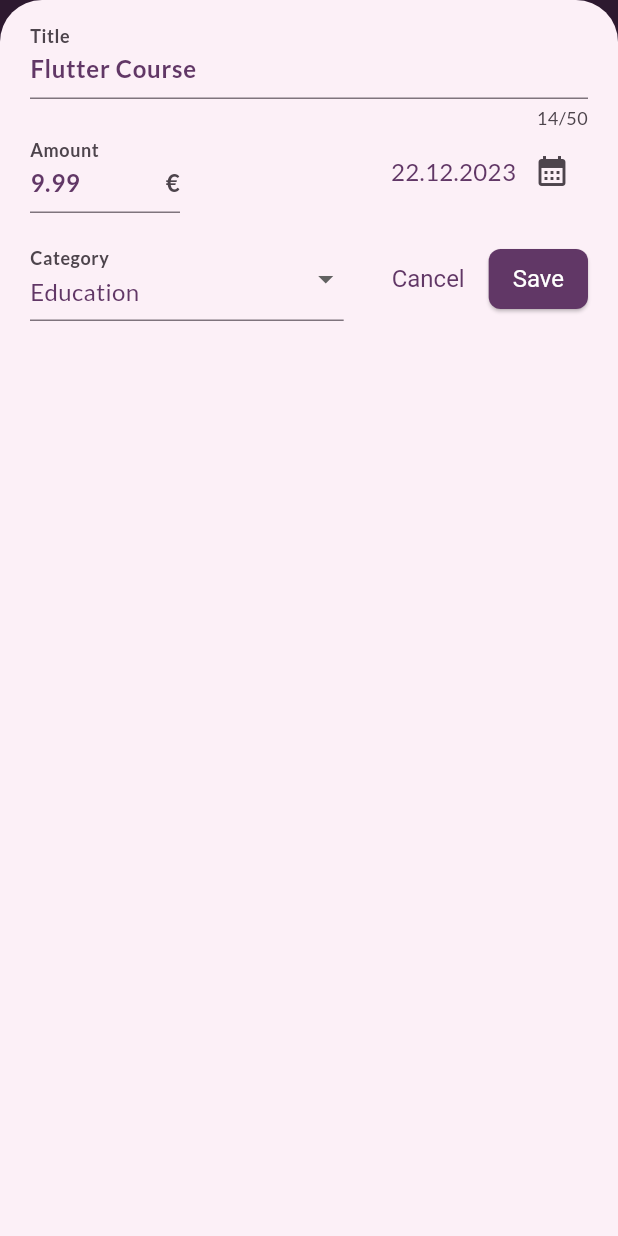
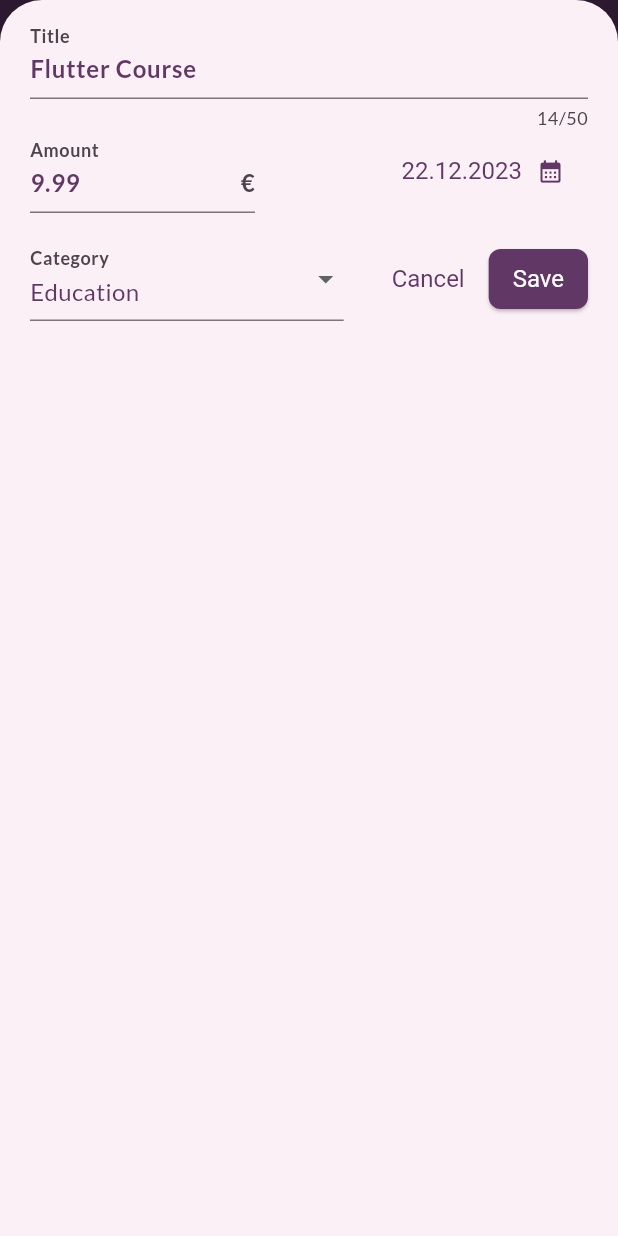
Before and after one commit to raphaelpinel/flutter-expense-tracker, a Flutter app: the screen it shows after launch, after a tap on "Chart", after a tap on "Flutter Course", on a phone screen of 412 x 824 dp. Run offline on Flutter 3.47's test engine with Material 3 defaults, Android fonts, the phone set to English and light mode, and no system bars.

Commit message:
Use reusable form components

```diff
--- a/lib/widgets/add_edit_expense_form/add_edit_expense.dart
+++ b/lib/widgets/add_edit_expense_form/add_edit_expense.dart
@@ -1,3 +1,7 @@
+import 'package:expense_tracker/widgets/add_edit_expense_form/amount_form_field.dart';
+import 'package:expense_tracker/widgets/add_edit_expense_form/category_selector.dart';
+import 'package:expense_tracker/widgets/add_edit_expense_form/date_selector.dart';
+import 'package:expense_tracker/widgets/add_edit_expense_form/title_form_field.dart';
 import 'package:flutter/material.dart';
 import 'package:expense_tracker/models/expense.dart';
 import 'package:expense_tracker/models/category_type.enum.dart';
@@ -22,19 +26,12 @@ class _AddEditExpenseState extends State<AddEditExpense> {
   final _formKey = GlobalKey<FormState>();
   final _titleController = TextEditingController();
   final _amountController = TextEditingController();
+
   DateTime? _selectedDate;
   CategoryType _selectedCategory = CategoryType.other;
   var _hasBeenSubmitted = false;
   var _isDateValid = false;
   String submitButtonText = 'Save';
-
-  final List<DropdownMenuItem<CategoryType>> _categoryOptionsItems =
-      CategoryType.values
-          .map((category) => DropdownMenuItem(
-                value: category,
-                child: Text(toBeginningOfSentenceCase(category.name)),
-              ))
-          .toList();
 
   @override
   void initState() {
@@ -50,20 +47,16 @@ class _AddEditExpenseState extends State<AddEditExpense> {
     }
   }
 
-  void _presentDatePicker() async {
-    final now = DateTime.now();
-    final pickedDate = await showDatePicker(
-      context: context,
-      initialDate: now,
-      firstDate: now.subtract(const Duration(days: 365)),
-      lastDate: now,
-    );
+  void onDateChanged(DateTime date) {
+    setState(() {
+      _selectedDate = date;
+    });
+  }
 
-    if (pickedDate != null) {
-      setState(() {
-        _selectedDate = pickedDate;
-      });
-    }
+  void onCategoryChanged(CategoryType category) {
+    setState(() {
+      _selectedCategory = category;
+    });
   }
 
   @override
@@ -75,17 +68,6 @@ class _AddEditExpenseState extends State<AddEditExpense> {
 
   void _closeModal() {
     Navigator.pop(context);
-  }
-
-  String? _validateAmount(String? value) {
-    if (value == null || value.isEmpty) {
-      return 'Please enter an amount';
-    }
-    final amount = double.tryParse(value.replaceAll(',', '.'));
-    if (amount == null || amount <= 0) {
-      return 'Please enter a valid amount';
-    }
-    return null;
   }
 
   String? _validateDate(DateTime? value) {
@@ -146,96 +128,34 @@ class _AddEditExpenseState extends State<AddEditExpense> {
                       crossAxisAlignment: CrossAxisAlignment.start,
                       children: [
                         Expanded(
-                          child: TextFormField(
-                            controller: _titleController,
-                            autovalidateMode:
-                                AutovalidateMode.onUserInteraction,
-                            decoration: const InputDecoration(
-                                labelText: 'Title', hintText: 'Title'),
-                            maxLength: 50,
-                            validator: (value) {
-                              if (value == null || value.isEmpty) {
-                                return 'Please enter a title';
-                              }
-                              return null;
-                            },
-                          ),
+                          child:
+                              TitleFormField(titleController: _titleController),
                         ),
-                        const SizedBox(width: 24),
+                        const SizedBox(width: 2),
                         Expanded(
-                          // width: 100,
-                          child: TextFormField(
-                            keyboardType: TextInputType.number,
-                            controller: _amountController,
-                            autovalidateMode:
-                                AutovalidateMode.onUserInteraction,
-                            decoration: const InputDecoration(
-                                labelText: 'Amount', suffixText: '€'),
-                            validator: _validateAmount,
-                          ),
+                          child: AmountFormField(
+                              amountController: _amountController),
                         ),
                       ],
                     ),
                   ] else ...[
-                    TextFormField(
-                      controller: _titleController,
-                      autovalidateMode: AutovalidateMode.onUserInteraction,
-                      decoration: const InputDecoration(label: Text('Title')),
-                      maxLength: 50,
-                      validator: (value) {
-                        if (value == null || value.isEmpty) {
-                          return 'Please enter a title';
-                        }
-                        return null;
-                      },
-                    ),
+                    TitleFormField(titleController: _titleController),
                   ],
                   if (isLargeWidth) ...[
                     Row(
                       children: [
                         Expanded(
-                          child: DropdownButtonFormField<CategoryType>(
-                            value: _selectedCategory,
-                            style: Theme.of(context).textTheme.bodyMedium,
-                            onChanged: (newValue) {
-                              if (newValue == null) {
-                                return;
-                              }
-                              setState(() {
-                                _selectedCategory = newValue;
-                              });
-                            },
-                            items: _categoryOptionsItems,
-                            decoration: const InputDecoration(
-                              labelText: 'Category',
-                            ),
+                          child: CategorySelector(
+                            selectedCategory: _selectedCategory,
+                            onCategoryChanged: onCategoryChanged,
                           ),
                         ),
                         const SizedBox(width: 24),
                         Expanded(
-                          child: Row(
-                            mainAxisAlignment: MainAxisAlignment.end,
-                            crossAxisAlignment: CrossAxisAlignment.center,
-                            children: [
-                              Text(
-                                showDateError
-                                    ? 'Please select a date'
-                                    : _selectedDate == null
-                                        ? 'No date Selected'
-                                        : formatter.format(_selectedDate!),
-                                style: TextStyle(
-                                  color: showDateError
-                                      ? Theme.of(context).colorScheme.error
-                                      : null,
-                                ),
-                              ),
-                              IconButton(
-                                  icon: const Icon(Icons.calendar_month),
-                                  color: showDateError
-                                      ? Theme.of(context).colorScheme.error
-                                      : null,
-                                  onPressed: _presentDatePicker)
-                            ],
+                          child: DateSelector(
+                            date: _selectedDate,
+                            onDateChanged: onDateChanged,
+                            showDateError: showDateError,
                           ),
                         )
                       ],
@@ -243,43 +163,19 @@ class _AddEditExpenseState extends State<AddEditExpense> {
                   ] else ...[
                     Row(
                       children: [
-                        SizedBox(
-                          width: 100,
-                          child: TextFormField(
-                            keyboardType: TextInputType.number,
-                            controller: _amountController,
-                            autovalidateMode:
-                                AutovalidateMode.onUserInteraction,
-                            decoration: const InputDecoration(
-                                label: Text('Amount'), suffixText: '€'),
-                            validator: _validateAmount,
+                        ConstrainedBox(
+                          constraints: const BoxConstraints(
+                            maxWidth: 150,
                           ),
+                          child: AmountFormField(
+                              amountController: _amountController),
                         ),
-                        const SizedBox(width: 10),
+                        const SizedBox(width: 16),
                         Expanded(
-                          child: Row(
-                            mainAxisAlignment: MainAxisAlignment.end,
-                            crossAxisAlignment: CrossAxisAlignment.center,
-                            children: [
-                              Text(
-                                showDateError
-                                    ? 'Please select a date'
-                                    : _selectedDate == null
-                                        ? 'No date Selected'
-                                        : formatter.format(_selectedDate!),
-                                style: TextStyle(
-                                  color: showDateError
-                                      ? Theme.of(context).colorScheme.error
-                                      : null,
-                                ),
-                              ),
-                              IconButton(
-                                  icon: const Icon(Icons.calendar_month),
-                                  color: showDateError
-                                      ? Theme.of(context).colorScheme.error
-                                      : null,
-                                  onPressed: _presentDatePicker)
-                            ],
+                          child: DateSelector(
+                            date: _selectedDate,
+                            onDateChanged: onDateChanged,
+                            showDateError: showDateError,
                           ),
                         )
                       ],
@@ -304,21 +200,9 @@ class _AddEditExpenseState extends State<AddEditExpense> {
                       mainAxisAlignment: MainAxisAlignment.end,
                       children: [
                         Expanded(
-                          child: DropdownButtonFormField<CategoryType>(
-                            value: _selectedCategory,
-                            style: Theme.of(context).textTheme.bodyMedium,
-                            onChanged: (newValue) {
-                              if (newValue == null) {
-                                return;
-                              }
-                              setState(() {
-                                _selectedCategory = newValue;
-                              });
-                            },
-                            items: _categoryOptionsItems,
-                            decoration: const InputDecoration(
-                              labelText: 'Category',
-                            ),
+                          child: CategorySelector(
+                            selectedCategory: _selectedCategory,
+                            onCategoryChanged: onCategoryChanged,
                           ),
                         ),
                         const SizedBox(width: 16),
--- /dev/null
+++ b/lib/widgets/add_edit_expense_form/amount_form_field.dart
@@ -0,0 +1,37 @@
+import 'package:flutter/material.dart';
+
+class AmountFormField extends StatelessWidget {
+  const AmountFormField({
+    super.key,
+    required this.amountController,
+  });
+
+  final TextEditingController amountController;
+
+  @override
+  Widget build(BuildContext context) {
+    return TextFormField(
+      controller: amountController,
+      autovalidateMode: AutovalidateMode.onUserInteraction,
+      decoration: const InputDecoration(
+        labelText: 'Amount',
+        hintText: 'Enter an amount',
+        suffixText: '€',
+      ),
+      keyboardType: TextInputType.number,
+      validator: (val) {
+        final value = val?.replaceAll(',', '.');
+        if (value == null || value.isEmpty) {
+          return 'Please enter an amount';
+        }
+        if (double.tryParse(value) == null) {
+          return 'Please enter a valid number';
+        }
+        if (double.parse(value) <= 0) {
+          return 'Please enter a number greater than 0';
+        }
+        return null;
+      },
+    );
+  }
+}
--- /dev/null
+++ b/lib/widgets/add_edit_expense_form/category_selector.dart
@@ -0,0 +1,38 @@
+import 'package:expense_tracker/models/category_type.enum.dart';
+import 'package:flutter/material.dart';
+import 'package:intl/intl.dart';
+
+class CategorySelector extends StatelessWidget {
+  const CategorySelector({
+    super.key,
+    required this.selectedCategory,
+    required this.onCategoryChanged,
+  });
+
+  final CategoryType selectedCategory;
+  final void Function(CategoryType category) onCategoryChanged;
+
+  @override
+  Widget build(BuildContext context) {
+    final List<DropdownMenuItem<CategoryType>> categoryOptionsItems =
+        CategoryType.values
+            .map((category) => DropdownMenuItem(
+                  value: category,
+                  child: Text(toBeginningOfSentenceCase(category.name)),
+                ))
+            .toList();
+    return DropdownButtonFormField<CategoryType>(
+        value: selectedCategory,
+        style: Theme.of(context).textTheme.bodyMedium,
+        decoration: const InputDecoration(
+          labelText: 'Category',
+        ),
+        items: categoryOptionsItems,
+        onChanged: (newValue) {
+          if (newValue == null) {
+            return;
+          }
+          onCategoryChanged(newValue);
+        });
+  }
+}
--- /dev/null
+++ b/lib/widgets/add_edit_expense_form/date_selector.dart
@@ -0,0 +1,67 @@
+import 'package:flutter/material.dart';
+import 'package:expense_tracker/models/expense.dart';
+
+class DateSelector extends StatefulWidget {
+  const DateSelector({
+    super.key,
+    this.date,
+    required this.onDateChanged,
+    required this.showDateError,
+  });
+
+  final DateTime? date;
+  final Function(DateTime) onDateChanged;
+  final bool showDateError;
+
+  @override
+  State<DateSelector> createState() => _DateSelectorState();
+}
+
+class _DateSelectorState extends State<DateSelector> {
+  void _presentDatePicker() async {
+    final now = DateTime.now();
+    final pickedDate = await showDatePicker(
+      context: context,
+      initialDate: widget.date ?? now,
+      firstDate: now.subtract(const Duration(days: 365)),
+      lastDate: now,
+    );
+    if (pickedDate == null) {
+      return;
+    }
+    widget.onDateChanged(pickedDate);
+  }
+
+  @override
+  Widget build(BuildContext context) {
+    final errorTextStyle = TextStyle(
+      color: Theme.of(context).colorScheme.error,
+      fontSize: 12,
+    );
+
+    return TextButton(
+      onPressed: _presentDatePicker,
+      child: Row(
+        mainAxisAlignment: MainAxisAlignment.end,
+        crossAxisAlignment: CrossAxisAlignment.center,
+        children: [
+          widget.showDateError
+              ? Text(
+                  'Please select a date',
+                  style: errorTextStyle,
+                )
+              : Text(
+                  widget.date == null
+                      ? 'No date Selected'
+                      : formatter.format(widget.date!),
+                ),
+          const SizedBox(width: 10),
+          Icon(Icons.calendar_month,
+              color: widget.showDateError
+                  ? Theme.of(context).colorScheme.error
+                  : null),
+        ],
+      ),
+    );
+  }
+}
--- /dev/null
+++ b/lib/widgets/add_edit_expense_form/title_form_field.dart
@@ -0,0 +1,29 @@
+import 'package:flutter/material.dart';
+
+class TitleFormField extends StatelessWidget {
+  const TitleFormField({
+    super.key,
+    required this.titleController,
+  });
+
+  final TextEditingController titleController;
+
+  @override
+  Widget build(BuildContext context) {
+    return TextFormField(
+      controller: titleController,
+      autovalidateMode: AutovalidateMode.onUserInteraction,
+      decoration: const InputDecoration(
+        labelText: 'Title',
+        hintText: 'Enter a title',
+      ),
+      maxLength: 50,
+      validator: (value) {
+        if (value == null || value.isEmpty) {
+          return 'Please enter a title';
+        }
+        return null;
+      },
+    );
+  }
+}
```
